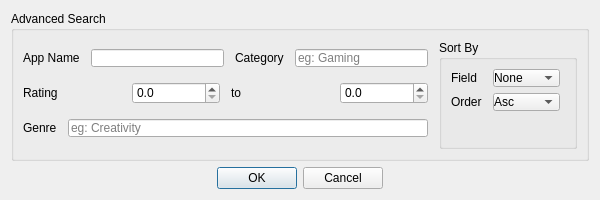
The window that venv/src/UI/adv_search.ui (Shehyaaz/BDA-Project) describes before a commit, drawn with Qt 5.
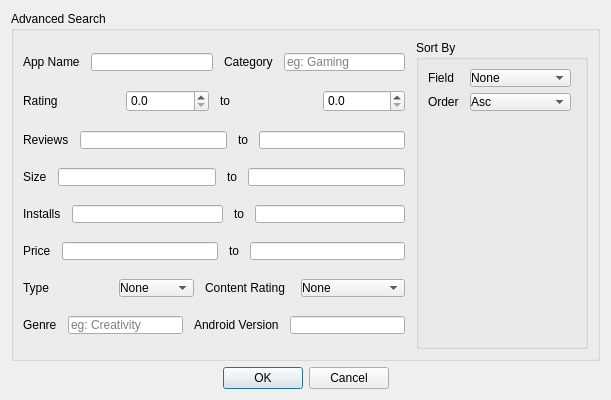
The same window after the commit. Icons and pictures are not drawn.

The edit to the form file:
```diff
--- a/venv/src/UI/adv_search.ui
+++ b/venv/src/UI/adv_search.ui
@@ -6,8 +6,8 @@
    <rect>
     <x>0</x>
     <y>0</y>
-    <width>600</width>
-    <height>200</height>
+    <width>611</width>
+    <height>400</height>
    </rect>
   </property>
   <property name="windowTitle">
@@ -17,6 +17,9 @@
    <iconset>
     <normaloff>../resources/icon.png</normaloff>../resources/icon.png</iconset>
   </property>
+  <property name="modal">
+   <bool>true</bool>
+  </property>
   <layout class="QVBoxLayout" name="verticalLayout">
    <item>
     <widget class="QGroupBox" name="groupBox">
@@ -126,6 +129,248 @@
           </item>
          </layout>
         </item>
+        <item>
+         <layout class="QHBoxLayout" name="horizontalLayout_7">
+          <item>
+           <widget class="QLabel" name="label_12">
+            <property name="text">
+             <string>Reviews</string>
+            </property>
+           </widget>
+          </item>
+          <item>
+           <widget class="QLineEdit" name="reviews_low">
+            <property name="toolTip">
+             <string>Enter app name</string>
+            </property>
+            <property name="styleSheet">
+             <string notr="true">margin : 0 5 px;</string>
+            </property>
+           </widget>
+          </item>
+          <item>
+           <widget class="QLabel" name="label_13">
+            <property name="text">
+             <string>to</string>
+            </property>
+           </widget>
+          </item>
+          <item>
+           <widget class="QLineEdit" name="reviews_high">
+            <property name="toolTip">
+             <string>Enter app category</string>
+            </property>
+            <property name="styleSheet">
+             <string notr="true">margin : 0 5 px;</string>
+            </property>
+            <property name="placeholderText">
+             <string/>
+            </property>
+           </widget>
+          </item>
+         </layout>
+        </item>
+        <item>
+         <layout class="QHBoxLayout" name="horizontalLayout_8">
+          <item>
+           <widget class="QLabel" name="label_14">
+            <property name="text">
+             <string>Size</string>
+            </property>
+           </widget>
+          </item>
+          <item>
+           <widget class="QLineEdit" name="size_low">
+            <property name="toolTip">
+             <string>Enter app name</string>
+            </property>
+            <property name="styleSheet">
+             <string notr="true">margin : 0 5 px;</string>
+            </property>
+           </widget>
+          </item>
+          <item>
+           <widget class="QLabel" name="label_15">
+            <property name="text">
+             <string>to</string>
+            </property>
+           </widget>
+          </item>
+          <item>
+           <widget class="QLineEdit" name="size_high">
+            <property name="toolTip">
+             <string>Enter app category</string>
+            </property>
+            <property name="styleSheet">
+             <string notr="true">margin : 0 5 px;</string>
+            </property>
+            <property name="placeholderText">
+             <string/>
+            </property>
+           </widget>
+          </item>
+         </layout>
+        </item>
+        <item>
+         <layout class="QHBoxLayout" name="horizontalLayout_9">
+          <item>
+           <widget class="QLabel" name="label_16">
+            <property name="text">
+             <string>Installs</string>
+            </property>
+           </widget>
+          </item>
+          <item>
+           <widget class="QLineEdit" name="installs_low">
+            <property name="toolTip">
+             <string>Enter app name</string>
+            </property>
+            <property name="styleSheet">
+             <string notr="true">margin : 0 5 px;</string>
+            </property>
+           </widget>
+          </item>
+          <item>
+           <widget class="QLabel" name="label_17">
+            <property name="text">
+             <string>to</string>
+            </property>
+           </widget>
+          </item>
+          <item>
+           <widget class="QLineEdit" name="installs_high">
+            <property name="toolTip">
+             <string>Enter app category</string>
+            </property>
+            <property name="styleSheet">
+             <string notr="true">margin : 0 5 px;</string>
+            </property>
+            <property name="placeholderText">
+             <string/>
+            </property>
+           </widget>
+          </item>
+         </layout>
+        </item>
+        <item>
+         <layout class="QHBoxLayout" name="horizontalLayout_10">
+          <item>
+           <widget class="QLabel" name="label_18">
+            <property name="text">
+             <string>Price</string>
+            </property>
+           </widget>
+          </item>
+          <item>
+           <widget class="QLineEdit" name="price_low">
+            <property name="toolTip">
+             <string>Enter app name</string>
+            </property>
+            <property name="styleSheet">
+             <string notr="true">margin : 0 5 px;</string>
+            </property>
+           </widget>
+          </item>
+          <item>
+           <widget class="QLabel" name="label_19">
+            <property name="text">
+             <string>to</string>
+            </property>
+           </widget>
+          </item>
+          <item>
+           <widget class="QLineEdit" name="price_high">
+            <property name="toolTip">
+             <string>Enter app category</string>
+            </property>
+            <property name="styleSheet">
+             <string notr="true">margin : 0 5 px;</string>
+            </property>
+            <property name="placeholderText">
+             <string/>
+            </property>
+           </widget>
+          </item>
+         </layout>
+        </item>
+        <item>
+         <layout class="QHBoxLayout" name="horizontalLayout_11">
+          <item>
+           <widget class="QLabel" name="label_20">
+            <property name="text">
+             <string>Type</string>
+            </property>
+           </widget>
+          </item>
+          <item>
+           <widget class="QComboBox" name="type">
+            <property name="sizePolicy">
+             <sizepolicy hsizetype="Preferred" vsizetype="Fixed">
+              <horstretch>0</horstretch>
+              <verstretch>0</verstretch>
+             </sizepolicy>
+            </property>
+            <property name="styleSheet">
+             <string notr="true">margin : 0 5 px;</string>
+            </property>
+            <item>
+             <property name="text">
+              <string>None</string>
+             </property>
+            </item>
+            <item>
+             <property name="text">
+              <string>Free</string>
+             </property>
+            </item>
+            <item>
+             <property name="text">
+              <string>Paid</string>
+             </property>
+            </item>
+           </widget>
+          </item>
+          <item>
+           <widget class="QLabel" name="label_21">
+            <property name="text">
+             <string>Content Rating</string>
+            </property>
+           </widget>
+          </item>
+          <item>
+           <widget class="QComboBox" name="content_rating">
+            <property name="styleSheet">
+             <string notr="true">margin: 0 5 px;</string>
+            </property>
+            <item>
+             <property name="text">
+              <string>None</string>
+             </property>
+            </item>
+            <item>
+             <property name="text">
+              <string>Everyone</string>
+             </property>
+            </item>
+            <item>
+             <property name="text">
+              <string>Adults only 18+</string>
+             </property>
+            </item>
+            <item>
+             <property name="text">
+              <string>Mature 17+</string>
+             </property>
+            </item>
+            <item>
+             <property name="text">
+              <string>Teen</string>
+             </property>
+            </item>
+           </widget>
+          </item>
+         </layout>
+        </item>
         <item>
          <layout class="QHBoxLayout" name="horizontalLayout_3">
           <item>
@@ -151,6 +396,20 @@
             </property>
            </widget>
           </item>
+          <item>
+           <widget class="QLabel" name="label_22">
+            <property name="text">
+             <string>Android Version</string>
+            </property>
+           </widget>
+          </item>
+          <item>
+           <widget class="QLineEdit" name="android_ver">
+            <property name="styleSheet">
+             <string notr="true">margin : 0 5 px;</string>
+            </property>
+           </widget>
+          </item>
          </layout>
         </item>
        </layout>
@@ -178,6 +437,16 @@
              <string>None</string>
             </property>
            </item>
+           <item>
+            <property name="text">
+             <string>Content Rating</string>
+            </property>
+           </item>
+           <item>
+            <property name="text">
+             <string>Genre</string>
+            </property>
+           </item>
            <item>
             <property name="text">
              <string>Installs</string>
@@ -198,6 +467,11 @@
              <string>Price</string>
             </property>
            </item>
+           <item>
+            <property name="text">
+             <string>Type</string>
+            </property>
+           </item>
            <item>
             <property name="text">
              <string>Size</string>
```
